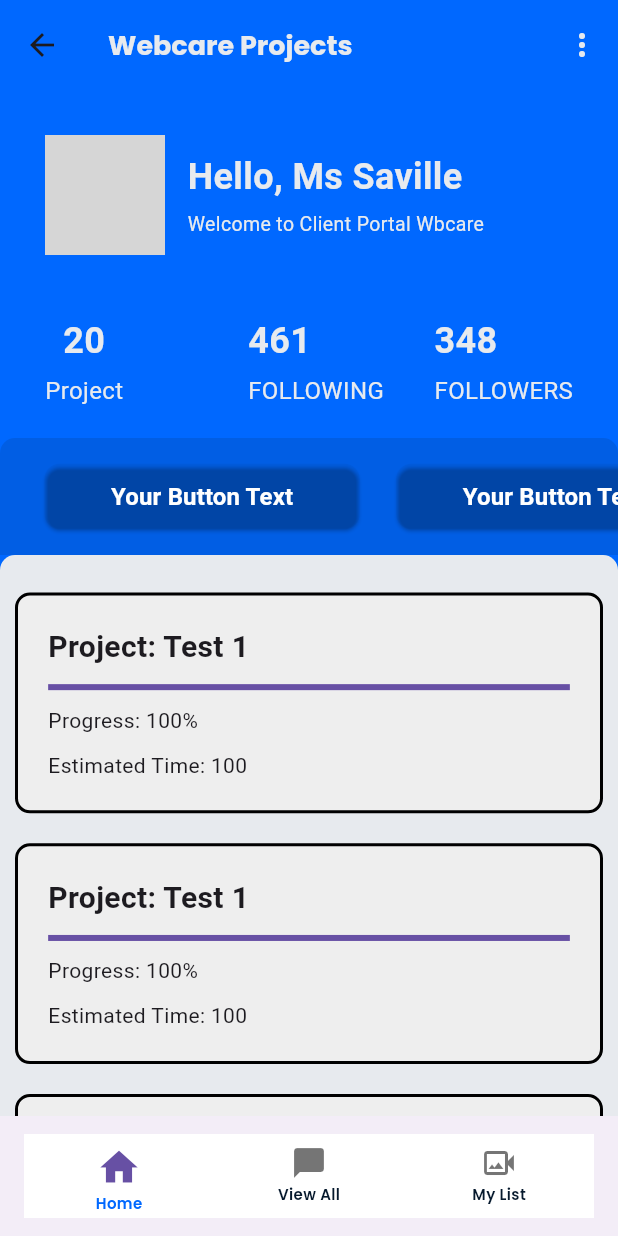
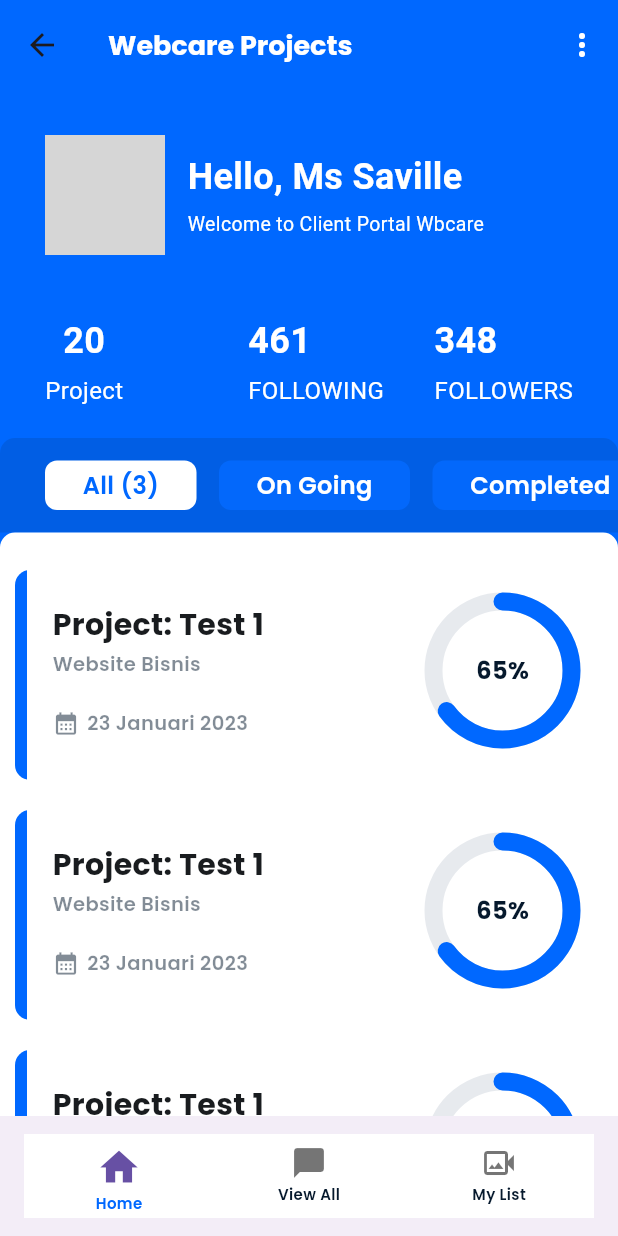
Before and after one commit to Adam-Ghazy/client_portal, a Flutter app: the NavbarMain screen opened by its route, on a phone screen of 412 x 824 dp. Run offline on Flutter 3.47's test engine with Material 3 defaults, Android fonts, the phone set to English and light mode, and no system bars; drawn by our look-alikes of percent_indicator; our stand-ins replace google_fonts; network calls fail; grey boxes are pictures that could not be loaded.

Commit message:
home and detail page

```diff
--- a/lib/api_address.dart
+++ b/lib/api_address.dart
@@ -1,4 +1,3 @@
-String baseUrl = "http://10.0.2.2:8000";
+String baseUrl = "http://localhost:8000";
 
 String urlClientLogin = "$baseUrl/api/client/login";
-String getProjects = "";
--- a/lib/main.dart
+++ b/lib/main.dart
@@ -1,7 +1,9 @@
 import 'package:client_portal/pages/home/home_page.dart';
 import 'package:client_portal/pages/home/navbar_main.dart';
+import 'package:client_portal/pages/home/project_page.dart';
 import 'package:client_portal/pages/sign_in_page.dart';
 import 'package:client_portal/provider/auth_provider.dart';
+import 'package:client_portal/widget/project_card.dart';
 import 'package:flutter/material.dart';
 import 'package:provider/provider.dart';
 
@@ -28,6 +30,7 @@ class MyApp extends StatelessWidget {
         routes: {
           // '/': (context) => NavbarMain(),
           '/home': (context) => NavbarMain(),
+          '/project': (context) => ProjectPage(),
         },
       ),
     );
--- a/lib/pages/home/home_page.dart
+++ b/lib/pages/home/home_page.dart
@@ -1,8 +1,24 @@
 import 'package:client_portal/theme.dart';
+import 'package:client_portal/widget/filter_progress_card.dart';
+import 'package:client_portal/widget/project_card.dart';
 import 'package:flutter/material.dart';
+import 'package:percent_indicator/circular_percent_indicator.dart';
 
-class HomePage extends StatelessWidget {
+class HomePage extends StatefulWidget {
   const HomePage({super.key});
+
+  @override
+  State<HomePage> createState() => _HomePageState();
+}
+
+class _HomePageState extends State<HomePage> {
+  String selectedFilter = "All";
+
+  void _onCategoryCardTap(String select) {
+    setState(() {
+      selectedFilter = select;
+    });
+  }
 
   @override
   Widget build(BuildContext context) {
@@ -192,48 +208,10 @@ class HomePage extends StatelessWidget {
       );
     }
 
-    Widget progressClient() {
-      double screenWidth = MediaQuery.of(context).size.width;
+    // Widget progressClient() {
+    //   double screenWidth = MediaQuery.of(context).size.width;
 
-      return Padding(
-        padding: const EdgeInsets.all(10),
-        child: Container(
-          width: screenWidth -
-              20, // Lebar container disesuaikan dengan lebar layar
-          padding: EdgeInsets.all(10),
-          decoration: BoxDecoration(
-            color: Colors.grey[200],
-            border: Border.all(
-              color: Colors.black,
-              width: 2.0,
-            ),
-            borderRadius: BorderRadius.circular(10),
-          ),
-          child: const Padding(
-            padding: EdgeInsets.all(10.10),
-            child: Column(
-              crossAxisAlignment: CrossAxisAlignment.start,
-              children: [
-                Text(
-                  'Project: Test 1',
-                  style: TextStyle(
-                    fontSize: 20.0,
-                    fontWeight: FontWeight.bold,
-                  ),
-                ),
-                SizedBox(height: 10.0),
-                LinearProgressIndicator(
-                    value: 1.0), // Ubah nilai progres sesuai kebutuhan
-                SizedBox(height: 10.0),
-                Text('Progress: 100%'),
-                SizedBox(height: 10.0),
-                Text('Estimated Time: 100'),
-              ],
-            ),
-          ),
-        ),
-      );
-    }
+    // }
 
     return Scaffold(
       backgroundColor: primaryColor,
@@ -307,15 +285,46 @@ class HomePage extends StatelessWidget {
                             child: Row(
                               crossAxisAlignment: CrossAxisAlignment.start,
                               children: [
-                                headerButton(),
-                                const SizedBox(
-                                  width: 25,
+                                FilterProgressCard(
+                                  selected: selectedFilter == "All",
+                                  lable: "All (3)",
+                                  onTap: (isSelected) {
+                                    setState(() {
+                                      selectedFilter = "All";
+                                    });
+                                    _onCategoryCardTap("All");
+                                  },
                                 ),
-                                headerButton(),
-                                const SizedBox(
-                                  width: 25,
+                                FilterProgressCard(
+                                  selected: selectedFilter == "On Going",
+                                  lable: "On Going",
+                                  onTap: (isSelected) {
+                                    setState(() {
+                                      selectedFilter = "On Going";
+                                    });
+                                    _onCategoryCardTap("On Going");
+                                  },
                                 ),
-                                headerButton(),
+                                FilterProgressCard(
+                                  selected: selectedFilter == "Completed",
+                                  lable: "Completed",
+                                  onTap: (isSelected) {
+                                    setState(() {
+                                      selectedFilter = "Completed";
+                                    });
+                                    _onCategoryCardTap("Completed");
+                                  },
+                                ),
+                                FilterProgressCard(
+                                  selected: selectedFilter == "Revision",
+                                  lable: "Revision",
+                                  onTap: (isSelected) {
+                                    setState(() {
+                                      selectedFilter = "Revision";
+                                    });
+                                    _onCategoryCardTap("Revision");
+                                  },
+                                ),
                               ],
                             ),
                           );
@@ -345,10 +354,15 @@ class HomePage extends StatelessWidget {
                               children: [
                                 Column(
                                   children: [
-                                    progressClient(),
-                                    progressClient(),
-                                    progressClient(),
-                                    progressClient(),
+                                    GestureDetector(
+                                      onTap: () {
+                                        Navigator.pushNamed(
+                                            context, '/project');
+                                      },
+                                      child: ProjectCard(),
+                                    ),
+                                    ProjectCard(),
+                                    ProjectCard(),
                                   ],
                                 ),
                               ],
--- a/lib/theme.dart
+++ b/lib/theme.dart
@@ -11,7 +11,7 @@ Color onRevisionColor = const Color(0xFF8EBAE3);
 Color categoryColor = const Color(0xFF3B5874);
 Color iconColor = const Color(0xFF8E98A8);
 Color blackColor = const Color(0xFF06192D);
-Color whiteColor = const Color(0xFFE7EAEE);
+Color whiteColor = Colors.white;
 Color primaryTextColor = const Color(0xFF191C1F);
 Color bgButtonHeader = const Color(0xFF015EE4);
 Color transparentColor = Colors.transparent;
--- /dev/null
+++ b/lib/widget/filter_progress_card.dart
@@ -0,0 +1,55 @@
+import 'package:client_portal/theme.dart';
+import 'package:flutter/material.dart';
+
+class FilterProgressCard extends StatefulWidget {
+  final bool selected;
+  final String lable;
+  final Function(bool) onTap;
+
+  FilterProgressCard(
+      {required this.selected, required this.lable, required this.onTap});
+
+  @override
+  _FilterProgressCardState createState() => _FilterProgressCardState();
+}
+
+class _FilterProgressCardState extends State<FilterProgressCard> {
+  @override
+  Widget build(BuildContext context) {
+    return GestureDetector(
+      onTap: () {
+        widget.onTap(true);
+      },
+      child: Container(
+        margin: EdgeInsets.only(
+          right: 15,
+        ),
+        padding: EdgeInsets.symmetric(
+          horizontal: 25,
+          vertical: 5,
+        ),
+        decoration: widget.selected
+            ? BoxDecoration(
+                color: Colors.white,
+                borderRadius: BorderRadius.all(
+                  Radius.circular(8),
+                ),
+              )
+            : BoxDecoration(
+                color: Color(0xFF0368FB),
+                borderRadius: BorderRadius.all(
+                  Radius.circular(8),
+                ),
+              ),
+        child: Text(
+          widget.lable,
+          style: primaryTextStyle.copyWith(
+            color: widget.selected ? primaryColor : Colors.white,
+            fontSize: 16,
+            fontWeight: semibold,
+          ),
+        ),
+      ),
+    );
+  }
+}
--- /dev/null
+++ b/lib/widget/project_card.dart
@@ -0,0 +1,120 @@
+import 'package:client_portal/theme.dart';
+import 'package:flutter/material.dart';
+import 'package:percent_indicator/circular_percent_indicator.dart';
+
+class ProjectCard extends StatelessWidget {
+  const ProjectCard({super.key});
+
+  @override
+  Widget build(BuildContext context) {
+    final width = MediaQuery.of(context).size.width;
+    return Padding(
+      padding: const EdgeInsets.all(10),
+      child: ClipRRect(
+        borderRadius: BorderRadius.all(
+          Radius.circular(10),
+        ),
+        child: Container(
+          width: width - 20,
+          // padding: EdgeInsets.all(10),
+          decoration: BoxDecoration(
+            color: whiteColor,
+          ),
+          child: Stack(
+            children: [
+              Container(
+                height: 140,
+                width: 8,
+                color: primaryColor,
+              ),
+              Padding(
+                padding: EdgeInsets.fromLTRB(
+                  25,
+                  15,
+                  15,
+                  15,
+                ),
+                child: Row(
+                  // crossAxisAlignment: CrossAxisAlignment.start,
+                  mainAxisAlignment: MainAxisAlignment.spaceBetween,
+                  children: [
+                    Column(
+                      mainAxisAlignment: MainAxisAlignment.spaceBetween,
+                      crossAxisAlignment: CrossAxisAlignment.start,
+                      children: [
+                        Column(
+                          crossAxisAlignment: CrossAxisAlignment.start,
+                          children: [
+                            Text(
+                              'Project: Test 1',
+                              style: primaryTextStyle.copyWith(
+                                fontWeight: bold,
+                                fontSize: 20,
+                              ),
+                            ),
+                            const SizedBox(
+                              height: 2,
+                            ),
+                            Text(
+                              "Website Bisnis",
+                              style: primaryTextStyle.copyWith(
+                                fontWeight: semibold,
+                                fontSize: 13,
+                                color: blackColor.withOpacity(0.5),
+                              ),
+                            )
+                          ],
+                        ),
+                        const SizedBox(
+                          height: 20,
+                        ),
+                        Row(
+                          children: [
+                            Icon(
+                              Icons.calendar_month,
+                              size: 18,
+                              color: blackColor.withOpacity(0.5),
+                            ),
+                            const SizedBox(
+                              width: 5,
+                            ),
+                            Text(
+                              '23 Januari 2023',
+                              style: primaryTextStyle.copyWith(
+                                fontWeight: semibold,
+                                fontSize: 13,
+                                color: blackColor.withOpacity(0.5),
+                              ),
+                            ),
+                          ],
+                        ),
+                      ],
+                    ),
+                    Container(
+                      child: CircularPercentIndicator(
+                        radius: 52,
+                        lineWidth: 12.0,
+                        backgroundColor: Color(0xFFE7EAEE),
+                        percent: 0.65,
+                        progressColor: primaryColor,
+                        circularStrokeCap: CircularStrokeCap.round,
+                        center: Text(
+                          "65%",
+                          style: primaryTextStyle.copyWith(
+                            color: blackColor,
+                            fontWeight: bold,
+                            fontSize: 16,
+                          ),
+                        ),
+                      ),
+                    )
+                  ],
+                ),
+              ),
+            ],
+          ),
+        ),
+      ),
+    );
+  }
+}
--- a/pubspec.yaml
+++ b/pubspec.yaml
@@ -37,6 +37,7 @@ dependencies:
   google_fonts: ^6.1.0
   http: ^1.1.2
   provider: ^6.1.1
+  percent_indicator: ^4.2.3
 
 dev_dependencies:
   flutter_test:
```
Also changed, not shown: lib/pages/home/project_page.dart (added, +98 -0 lines), assets/icon_calendar.png (added), pubspec.lock, 3 other files.
